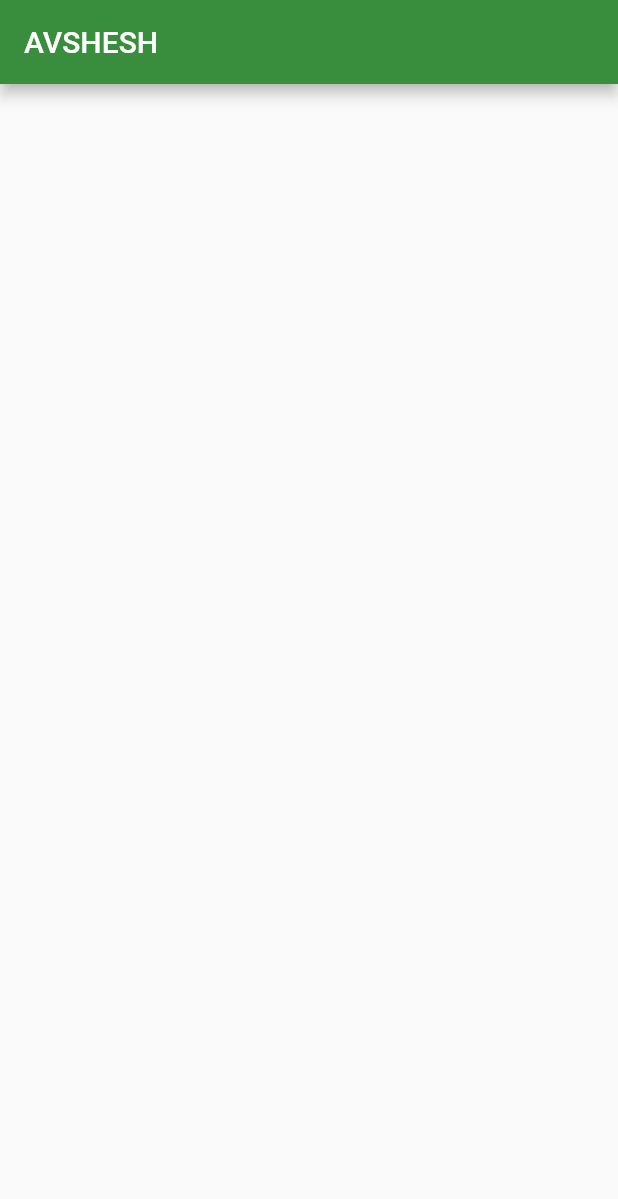
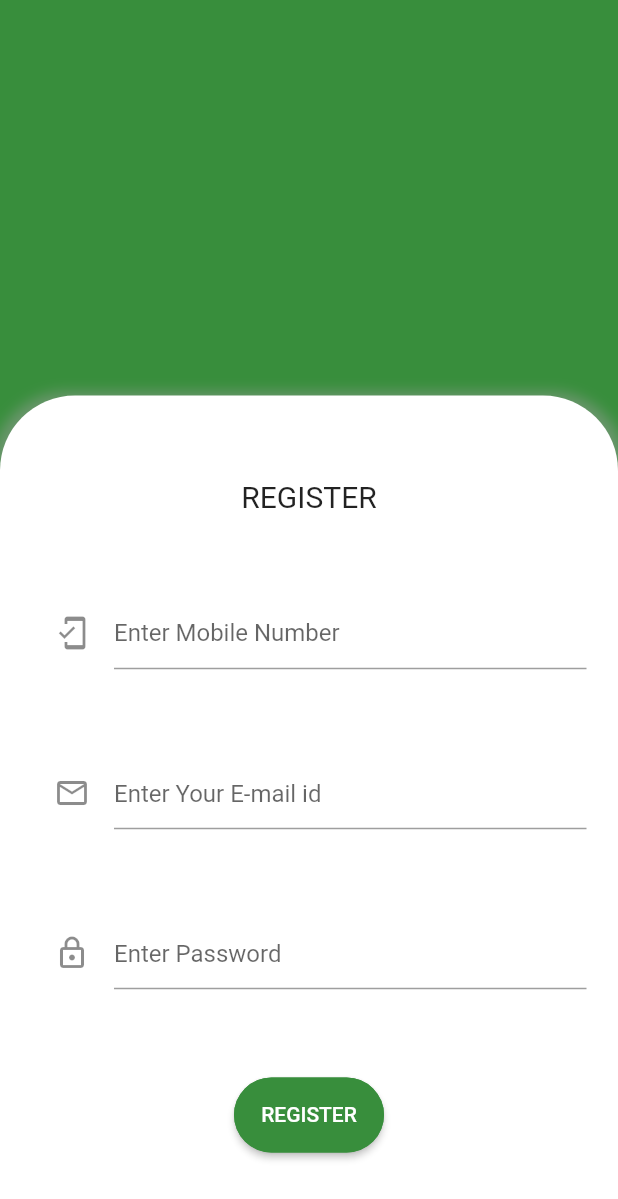
Before and after one commit to AakankshaAgrawal/buyer, a Flutter app: the screen it shows after launch, on a phone screen of 412 x 824 dp. Shown: the top 1199 px of the screen. Run offline on Flutter 3.47's test engine with Material 2 defaults, Android fonts, the phone set to English and light mode, and no system bars; our stand-ins replace animated_splash_screen, rflutter_alert, splashscreen; missing offline and left inert: ff_navigation_bar; accounts and stored records are empty.

Commit message:
register, login, home

```diff
--- a/lib/main.dart
+++ b/lib/main.dart
@@ -2,6 +2,9 @@ import 'package:buyer/home.dart';
 import 'package:buyer/splash.dart';
 import 'package:flutter/material.dart';
 import 'package:buyer/splash screen.dart';
+import 'package:buyer/profile.dart';
+import 'package:buyer/register.dart';
+import 'package:buyer/login.dart';
 
 void main() {
   runApp( MyApp());
@@ -14,8 +17,11 @@ class MyApp extends StatelessWidget {
   Widget build(BuildContext context) {
     return MaterialApp(
       title: 'Flutter Demo',
-        home: Splashscreen()
-      // home: Splash()
+        home: Splashscreen(),
+        routes: {Register.route: (context) => Register(), Login.route: (context) => Login(),
+          '/home': (context) => Home(),
+          Profile.route: (context) => Profile(),
+    }
     );
   }
 }
--- /dev/null
+++ b/lib/register.dart
@@ -0,0 +1,201 @@
+import 'package:flutter/material.dart';
+import 'package:buyer/home.dart';
+import 'constants.dart';
+import 'API.dart';
+import 'package:buyer/profile.dart';
+import 'package:rflutter_alert/rflutter_alert.dart';
+import 'package:buyer/login.dart';
+
+
+
+class Register extends StatefulWidget {
+  static String route = 'register';
+
+  @override
+  _RegisterState createState() => _RegisterState();
+}
+
+class _RegisterState extends State<Register> {
+  APIservice apIservice = APIservice();
+
+  // sendRegister() async {
+  //   await apIservice.registerFarmer();
+  // }
+
+  final phonenoController = new TextEditingController();
+  final emailController = new TextEditingController();
+  final passwordController = new TextEditingController();
+
+
+  bool validateMobile(String value) {
+    // Indian Mobile number are of 10 digit only
+    if (value.length != 10)
+      return false;
+    else
+      return true;
+  }
+
+  _onBasicAlertPressed(context, String title) {
+    Alert(
+      style: AlertStyle(
+        isButtonVisible: false,
+        isCloseButton: true,
+        backgroundColor: Colors.white,
+      ),
+      context: context,
+      title: title,
+      desc: "Try Again",
+    ).show();
+  }
+
+  @override
+  Widget build(BuildContext context) {
+    return Scaffold(
+      body: Stack(
+        children: [
+          Container(
+            color: Colors.green[700],
+          ),
+          Positioned.fill(
+            child: Align(
+              alignment: Alignment.bottomCenter,
+              child: Container(
+                child: Column(
+                  crossAxisAlignment: CrossAxisAlignment.stretch,
+                  mainAxisAlignment: MainAxisAlignment.spaceEvenly,
+                  children: [
+                    Center(
+                      child: Text(
+                        "REGISTER",
+                        style: TextStyle(fontSize: 20.0),
+                      ),
+                    ),
+                    Center(
+                      child: Container(
+                        width: 380,
+                        padding: EdgeInsets.fromLTRB(20.0, 0.0, 5.0, 3.0),
+                        child: TextFormField(
+                          keyboardType: TextInputType.number,
+                          controller: phonenoController,
+                          // validator: (value) {
+                          //   if (value.length!=10) {
+                          //     return 'Please enter valid Mobile Number';
+                          //   }
+                          //   return null;
+                          // },
+                          decoration: InputDecoration(
+                              hintText: "Enter Mobile Number",
+                              icon: Icon(Icons.mobile_friendly)),
+                        ),
+                      ),
+                    ),
+                    Center(
+                      child: Container(
+                        width: 380,
+                        padding: EdgeInsets.fromLTRB(20.0, 0.0, 5.0, 3.0),
+                        child: TextFormField(
+                          controller: emailController,
+                          // validator: (value) {
+                          //   if (value.isEmpty) {
+                          //     return 'Please enter your E-mail id';
+                          //   }
+                          //   return null;
+                          // },
+                          decoration: InputDecoration(
+                              hintText: "Enter Your E-mail id",
+                              icon: Icon(Icons.email_outlined)),
+                        ),
+                      ),
+                    ),
+                    Center(
+                      child: Container(
+                        padding: EdgeInsets.fromLTRB(20.0, 0.0, 5.0, 3.0),
+                        width: 380,
+                        child: TextFormField(
+                          controller: passwordController,
+                          obscureText: true,
+                          // validator: (value) {
+                          //   if (value.isEmpty) {
+                          //     return 'Please enter your password';
+                          //   }
+                          //   return null;
+                          // },
+                          decoration: InputDecoration(
+                              hintText: "Enter Password",
+                              icon: Icon(Icons.lock_outlined)),
+                        ),
+                      ),
+                    ),
+                    Center(
+                      child: Container(
+                        child: ButtonTheme(
+                          minWidth: 100.0,
+                          height: 50.0,
+                          child: RaisedButton(
+                            color: Colors.green[700],
+                            child: Text(
+                              'REGISTER',
+                              style: TextStyle(color: Colors.white),
+                            ),
+
+                            onPressed: () {
+                              bool mobileValid =
+                              validateMobile(phonenoController.text);
+                              if (mobileValid == false) {
+                                print(mobileValid);
+                                _onBasicAlertPressed(context,
+                                    'Please Enter a valid Mobile Number');
+                              }
+                              bool emailValid = RegExp(
+                                  r"^[a-zA-Z0-9.a-zA-Z0-9.!#$%&'*+-/=?^_`{|}~]+@[a-zA-Z0-9]+\.[a-zA-Z]+")
+                                  .hasMatch(emailController.text);
+                              if (emailValid == false) {
+                                _onBasicAlertPressed(
+                                    context, 'Please Enter a valid Email');
+                              }
+                              else if (passwordController.text == ""){
+                                _onBasicAlertPressed(
+                                    context, 'Please Enter Password');
+                              }
+                              else {
+                                Phone_no = phonenoController.text;
+                                Email = emailController.text;
+                                Password = passwordController.text;
+
+                                // sendRegister();
+                              }},
+                            shape: RoundedRectangleBorder(
+                                borderRadius: BorderRadius.circular(30.0),
+                                side: BorderSide(
+                                  color: Colors.green[700],
+                                  width: 5.0,
+                                )),
+                          ),
+                        ),
+                      ),
+                    ),
+                  ],
+                ),
+                decoration: BoxDecoration(
+                  boxShadow: [
+                    BoxShadow(
+                      color: Colors.grey.withOpacity(0.5),
+                      spreadRadius: 5,
+                      blurRadius: 7,
+                      offset: Offset(0, 3), // changes position of shadow
+                    ),
+                  ],
+                  color: Colors.white,
+                  borderRadius: BorderRadius.only(
+                      topLeft: Radius.circular(50),
+                      topRight: Radius.circular(50)),
+                ),
+                height: MediaQuery.of(context).size.height * 0.68,
+              ),
+            ),
+          ),
+        ],
+      ),
+    );
+  }
+}
--- a/lib/splash screen.dart
+++ b/lib/splash screen.dart
@@ -1,5 +1,7 @@
 import 'package:animated_splash_screen/animated_splash_screen.dart';
 import 'package:buyer/home.dart';
+import 'package:buyer/login.dart';
+import 'package:buyer/register.dart';
 import 'package:flutter/material.dart';
 import 'package:buyer/API.dart';
 
@@ -31,9 +33,10 @@ class _SplashscreenState extends State<Splashscreen> {
             height: 1000,
           ),
           splashIconSize: double.maxFinite,
-          nextScreen: Home(),
+          nextScreen: Register(),
           splashTransition: SplashTransition.fadeTransition,
         )
     );
   }
+
 }
--- a/pubspec.yaml
+++ b/pubspec.yaml
@@ -40,6 +40,8 @@ dependencies:
   splashscreen:
   url_launcher:
   animated_splash_screen:
+  ff_navigation_bar: ^0.1.5
+  rflutter_alert:
 
 dev_dependencies:
   flutter_test:
```
Also changed, not shown: lib/constants.dart (+21 -0 lines), lib/home.dart (+23 -1 lines), lib/login.dart (added, +233 -0 lines), lib/profile.dart (added, +21 -0 lines), pubspec.lock, 1 other file.
